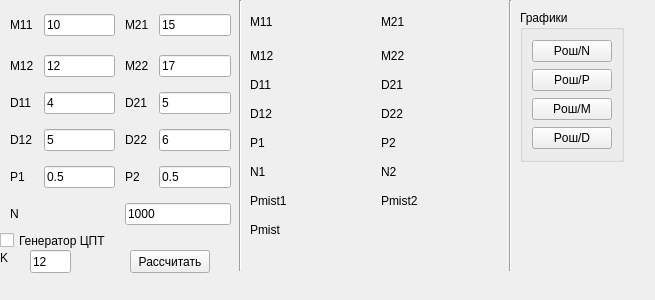
Old version of the form frorm.ui in the repository antonshilov/MAD3.
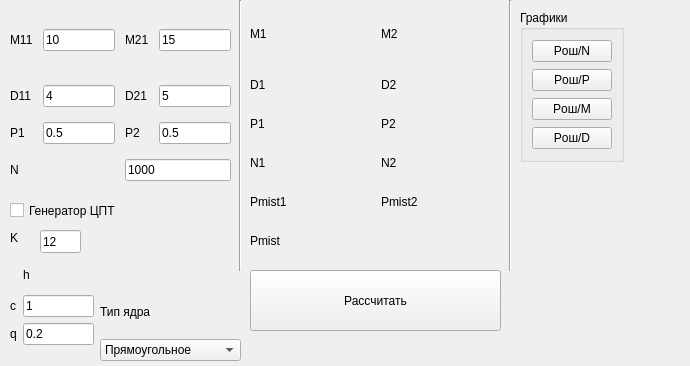
New version of the form.

The edit to the form file:
```diff
--- a/frorm.ui
+++ b/frorm.ui
@@ -6,8 +6,8 @@
    <rect>
     <x>0</x>
     <y>0</y>
-    <width>655</width>
-    <height>300</height>
+    <width>690</width>
+    <height>366</height>
    </rect>
   </property>
   <property name="windowTitle">
@@ -19,7 +19,7 @@
      <x>10</x>
      <y>10</y>
      <width>221</width>
-     <height>215</height>
+     <height>171</height>
     </rect>
    </property>
    <layout class="QGridLayout" name="gridLayout">
@@ -29,59 +29,31 @@
     <property name="verticalSpacing">
      <number>15</number>
     </property>
-    <item row="5" column="2">
+    <item row="0" column="0" rowspan="2">
+     <widget class="QLabel" name="label">
+      <property name="text">
+       <string>M11</string>
+      </property>
+     </widget>
+    </item>
+    <item row="3" column="2">
      <widget class="QLabel" name="label_10">
       <property name="text">
        <string>P2</string>
       </property>
      </widget>
     </item>
-    <item row="3" column="0">
-     <widget class="QLabel" name="label_3">
-      <property name="text">
-       <string>D11</string>
-      </property>
-     </widget>
-    </item>
     <item row="2" column="2">
-     <widget class="QLabel" name="label_5">
-      <property name="text">
-       <string>M22</string>
-      </property>
-     </widget>
-    </item>
-    <item row="3" column="2">
      <widget class="QLabel" name="label_6">
       <property name="text">
        <string>D21</string>
       </property>
      </widget>
     </item>
-    <item row="0" column="0" rowspan="2">
-     <widget class="QLabel" name="label">
-      <property name="text">
-       <string>M11</string>
-      </property>
-     </widget>
-    </item>
-    <item row="4" column="0">
-     <widget class="QLabel" name="label_7">
-      <property name="text">
-       <string>D12</string>
-      </property>
-     </widget>
-    </item>
-    <item row="4" column="2">
-     <widget class="QLabel" name="label_8">
-      <property name="text">
-       <string>D22</string>
-      </property>
-     </widget>
-    </item>
     <item row="2" column="0">
-     <widget class="QLabel" name="label_2">
+     <widget class="QLabel" name="label_3">
       <property name="text">
-       <string>M12</string>
+       <string>D11</string>
       </property>
      </widget>
     </item>
@@ -92,21 +64,7 @@
       </property>
      </widget>
     </item>
-    <item row="5" column="0">
-     <widget class="QLabel" name="label_9">
-      <property name="text">
-       <string>P1</string>
-      </property>
-     </widget>
-    </item>
-    <item row="6" column="0" colspan="2">
-     <widget class="QLabel" name="label_11">
-      <property name="text">
-       <string>N</string>
-      </property>
-     </widget>
-    </item>
-    <item row="6" column="2" colspan="2">
+    <item row="4" column="2" colspan="2">
      <widget class="QLineEdit" name="n">
       <property name="text">
        <string>1000</string>
@@ -114,55 +72,41 @@
      </widget>
     </item>
     <item row="2" column="1">
-     <widget class="QLineEdit" name="m12">
-      <property name="text">
-       <string>12</string>
-      </property>
-     </widget>
-    </item>
-    <item row="3" column="1">
      <widget class="QLineEdit" name="d11">
       <property name="text">
        <string>4</string>
       </property>
      </widget>
     </item>
-    <item row="4" column="1">
-     <widget class="QLineEdit" name="d12">
-      <property name="text">
-       <string>5</string>
-      </property>
-     </widget>
-    </item>
-    <item row="5" column="1">
+    <item row="3" column="1">
      <widget class="QLineEdit" name="p1">
       <property name="text">
        <string>0.5</string>
       </property>
      </widget>
     </item>
+    <item row="3" column="0">
+     <widget class="QLabel" name="label_9">
+      <property name="text">
+       <string>P1</string>
+      </property>
+     </widget>
+    </item>
+    <item row="4" column="0" colspan="2">
+     <widget class="QLabel" name="label_11">
+      <property name="text">
+       <string>N</string>
+      </property>
+     </widget>
+    </item>
     <item row="2" column="3">
-     <widget class="QLineEdit" name="m22">
-      <property name="text">
-       <string>17</string>
-      </property>
-     </widget>
-    </item>
-    <item row="3" column="3">
      <widget class="QLineEdit" name="d21">
       <property name="text">
        <string>5</string>
       </property>
      </widget>
     </item>
-    <item row="4" column="3">
-     <widget class="QLineEdit" name="d22">
-      <property name="text">
-       <string>6</string>
-      </property>
-     </widget>
-    </item>
-    <item row="5" column="3">
+    <item row="3" column="3">
      <widget class="QLineEdit" name="p2">
       <property name="text">
        <string>0.5</string>
@@ -240,9 +184,9 @@
    </property>
    <property name="geometry">
     <rect>
-     <x>0</x>
-     <y>230</y>
-     <width>121</width>
+     <x>10</x>
+     <y>200</y>
+     <width>141</width>
      <height>21</height>
     </rect>
    </property>
@@ -256,7 +200,7 @@
      <x>250</x>
      <y>10</y>
      <width>251</width>
-     <height>227</height>
+     <height>243</height>
     </rect>
    </property>
    <layout class="QGridLayout" name="gridLayout_2">
@@ -266,63 +210,49 @@
     <property name="verticalSpacing">
      <number>15</number>
     </property>
-    <item row="5" column="3">
+    <item row="3" column="3">
      <widget class="QLabel" name="p2_ev">
       <property name="text">
        <string/>
       </property>
      </widget>
     </item>
-    <item row="4" column="0">
-     <widget class="QLabel" name="label_17">
-      <property name="text">
-       <string>D12</string>
-      </property>
-     </widget>
-    </item>
-    <item row="7" column="0">
+    <item row="5" column="0">
      <widget class="QLabel" name="label_37">
       <property name="text">
        <string>Pmist1</string>
       </property>
      </widget>
     </item>
-    <item row="7" column="1">
+    <item row="5" column="1">
      <widget class="QLabel" name="p_mist1">
       <property name="text">
        <string/>
       </property>
      </widget>
     </item>
-    <item row="7" column="3">
+    <item row="5" column="3">
      <widget class="QLabel" name="p_mist2">
       <property name="text">
        <string/>
       </property>
      </widget>
     </item>
-    <item row="3" column="2">
+    <item row="2" column="2">
      <widget class="QLabel" name="label_15">
       <property name="text">
-       <string>D21</string>
+       <string>D2</string>
       </property>
      </widget>
     </item>
     <item row="4" column="2">
-     <widget class="QLabel" name="label_18">
-      <property name="text">
-       <string>D22</string>
-      </property>
-     </widget>
-    </item>
-    <item row="6" column="2">
      <widget class="QLabel" name="label_35">
       <property name="text">
        <string>N2</string>
       </property>
      </widget>
     </item>
-    <item row="5" column="0">
+    <item row="3" column="0">
      <widget class="QLabel" name="label_21">
       <property name="text">
        <string>P1</string>
@@ -330,41 +260,41 @@
      </widget>
     </item>
     <item row="2" column="0">
-     <widget class="QLabel" name="label_19">
-      <property name="text">
-       <string>M12</string>
-      </property>
-     </widget>
-    </item>
-    <item row="3" column="0">
      <widget class="QLabel" name="label_13">
       <property name="text">
-       <string>D11</string>
-      </property>
-     </widget>
-    </item>
-    <item row="2" column="2">
-     <widget class="QLabel" name="label_14">
-      <property name="text">
-       <string>M22</string>
+       <string>D1</string>
       </property>
      </widget>
     </item>
     <item row="0" column="2" rowspan="2">
      <widget class="QLabel" name="label_20">
       <property name="text">
-       <string>M21</string>
+       <string>M2</string>
+      </property>
+     </widget>
+    </item>
+    <item row="0" column="1" rowspan="2">
+     <widget class="QLabel" name="m11_ev">
+      <property name="text">
+       <string/>
       </property>
      </widget>
     </item>
     <item row="0" column="0" rowspan="2">
      <widget class="QLabel" name="label_16">
       <property name="text">
-       <string>M11</string>
+       <string>M1</string>
       </property>
      </widget>
     </item>
-    <item row="7" column="2">
+    <item row="0" column="3" rowspan="2">
+     <widget class="QLabel" name="m21_ev">
+      <property name="text">
+       <string/>
+      </property>
+     </widget>
+    </item>
+    <item row="5" column="2">
      <widget class="QLabel" name="label_39">
       <property name="text">
        <string>Pmist2</string>
@@ -386,90 +316,62 @@
      </widget>
     </item>
     <item row="2" column="1">
-     <widget class="QLabel" name="m12_ev">
-      <property name="text">
-       <string/>
-      </property>
-     </widget>
-    </item>
-    <item row="2" column="3">
-     <widget class="QLabel" name="m22_ev">
-      <property name="text">
-       <string/>
-      </property>
-     </widget>
-    </item>
-    <item row="3" column="1">
      <widget class="QLabel" name="d11_ev">
       <property name="text">
        <string/>
       </property>
      </widget>
     </item>
-    <item row="3" column="3">
+    <item row="2" column="3">
      <widget class="QLabel" name="d21_ev">
       <property name="text">
        <string/>
       </property>
      </widget>
     </item>
-    <item row="4" column="1">
-     <widget class="QLabel" name="d12_ev">
-      <property name="text">
-       <string/>
-      </property>
-     </widget>
-    </item>
-    <item row="4" column="3">
-     <widget class="QLabel" name="d22_ev">
-      <property name="text">
-       <string/>
-      </property>
-     </widget>
-    </item>
-    <item row="5" column="1">
+    <item row="3" column="1">
      <widget class="QLabel" name="p1_ev">
       <property name="text">
        <string/>
       </property>
      </widget>
     </item>
-    <item row="6" column="3">
+    <item row="4" column="3">
      <widget class="QLabel" name="n2_res">
       <property name="text">
        <string/>
       </property>
      </widget>
     </item>
-    <item row="6" column="0">
+    <item row="4" column="0">
      <widget class="QLabel" name="label_22">
       <property name="text">
        <string>N1</string>
       </property>
      </widget>
     </item>
-    <item row="5" column="2">
+    <item row="6" column="2" colspan="2">
+     <widget class="QLabel" name="p_mist">
+      <property name="text">
+       <string/>
+      </property>
+     </widget>
+    </item>
+    <item row="3" column="2">
      <widget class="QLabel" name="label_12">
       <property name="text">
        <string>P2</string>
       </property>
      </widget>
     </item>
-    <item row="8" column="0" colspan="2">
+    <item row="6" column="0" colspan="2">
      <widget class="QLabel" name="label_41">
       <property name="text">
        <string>Pmist</string>
       </property>
      </widget>
     </item>
-    <item row="8" column="2" colspan="2">
-     <widget class="QLabel" name="p_mist">
-      <property name="text">
-       <string/>
-      </property>
-     </widget>
-    </item>
-    <item row="6" column="1">
+    <item row="4" column="1">
      <widget class="QLabel" name="n1_res">
       <property name="text">
        <string/>
@@ -481,8 +383,8 @@
   <widget class="QLabel" name="label_23">
    <property name="geometry">
     <rect>
-     <x>0</x>
-     <y>250</y>
+     <x>10</x>
+     <y>230</y>
      <width>21</width>
      <height>16</height>
     </rect>
@@ -494,10 +396,10 @@
   <widget class="QPushButton" name="pushButton">
    <property name="geometry">
     <rect>
-     <x>130</x>
-     <y>250</y>
-     <width>80</width>
-     <height>23</height>
+     <x>250</x>
+     <y>270</y>
+     <width>251</width>
+     <height>61</height>
     </rect>
    </property>
    <property name="text">
@@ -510,8 +412,8 @@
    </property>
    <property name="geometry">
     <rect>
-     <x>30</x>
-     <y>250</y>
+     <x>40</x>
+     <y>230</y>
      <width>41</width>
      <height>23</height>
     </rect>
@@ -546,6 +448,101 @@
     <enum>Qt::Vertical</enum>
    </property>
   </widget>
+  <widget class="QWidget" name="gridLayoutWidget_3">
+   <property name="geometry">
+    <rect>
+     <x>10</x>
+     <y>260</y>
+     <width>84</width>
+     <height>85</height>
+    </rect>
+   </property>
+   <layout class="QGridLayout" name="gridLayout_3">
+    <item row="2" column="0">
+     <widget class="QLabel" name="label_5">
+      <property name="text">
+       <string>q</string>
+      </property>
+     </widget>
+    </item>
+    <item row="1" column="0">
+     <widget class="QLabel" name="label_7">
+      <property name="text">
+       <string>c</string>
+      </property>
+     </widget>
+    </item>
+    <item row="2" column="1">
+     <widget class="QLineEdit" name="q">
+      <property name="text">
+       <string>0.2</string>
+      </property>
+     </widget>
+    </item>
+    <item row="1" column="1">
+     <widget class="QLineEdit" name="c">
+      <property name="text">
+       <string>1</string>
+      </property>
+     </widget>
+    </item>
+    <item row="0" column="1">
+     <widget class="QLabel" name="label_2">
+      <property name="text">
+       <string>h</string>
+      </property>
+     </widget>
+    </item>
+   </layout>
+  </widget>
+  <widget class="QWidget" name="verticalLayoutWidget">
+   <property name="geometry">
+    <rect>
+     <x>100</x>
+     <y>290</y>
+     <width>141</width>
+     <height>71</height>
+    </rect>
+   </property>
+   <layout class="QVBoxLayout" name="verticalLayout_2">
+    <item>
+     <widget class="QLabel" name="label_8">
+      <property name="text">
+       <string>Тип ядра</string>
+      </property>
+     </widget>
+    </item>
+    <item>
+     <widget class="QComboBox" name="core_type">
+      <item>
+       <property name="text">
+        <string>Прямоугольное</string>
+       </property>
+      </item>
+      <item>
+       <property name="text">
+        <string>Треугольное</string>
+       </property>
+      </item>
+      <item>
+       <property name="text">
+        <string>Епанечникова</string>
+       </property>
+      </item>
+      <item>
+       <property name="text">
+        <string>Гаусса</string>
+       </property>
+      </item>
+      <item>
+       <property name="text">
+        <string>Квадратичное</string>
+       </property>
+      </item>
+     </widget>
+    </item>
+   </layout>
+  </widget>
  </widget>
  <resources/>
  <connections/>
```
Left out of the diff: 14 changed lines with no effect on the pictures.
